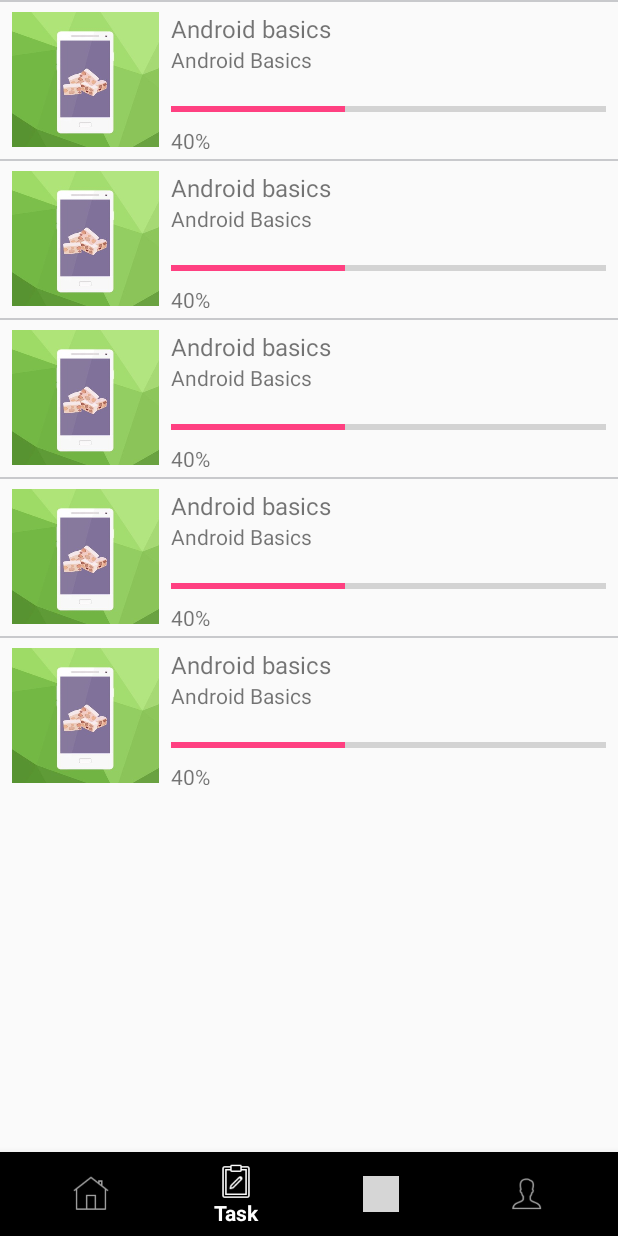
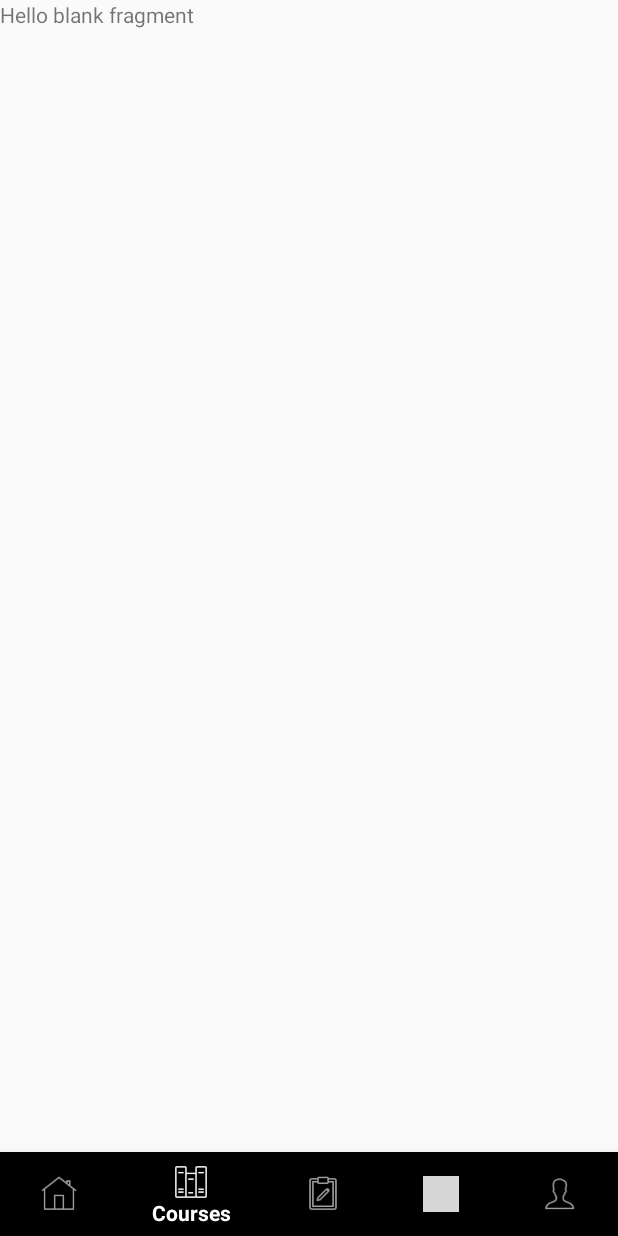
Before and after one commit to BoonJunTan/is3261, an Android app: the screen it shows after launch (MainActivity), item 2 of the bottom bar chosen, on a phone screen of 412 x 824 dp. Run offline under Robolectric (Android 15) with nearby library versions, the phone set to English and light mode, and no system bars; our stand-ins replace EventBus; libraries missing offline, so code that uses them is left out: com.ramotion.garlandview; 5 statements that could not run were skipped; grey boxes are pictures that could not be loaded.

Commit message:
Added courses nav

```diff
--- /dev/null
+++ b/app/src/main/java/com/tanboonjun/oneandroid/CourseFragment.java
@@ -0,0 +1,29 @@
+package com.tanboonjun.oneandroid;
+
+
+import android.os.Bundle;
+import android.app.Fragment;
+import android.view.LayoutInflater;
+import android.view.View;
+import android.view.ViewGroup;
+
+
+/**
+ * A simple {@link Fragment} subclass.
+ */
+public class CourseFragment extends Fragment {
+
+
+    public CourseFragment() {
+        // Required empty public constructor
+    }
+
+
+    @Override
+    public View onCreateView(LayoutInflater inflater, ViewGroup container,
+                             Bundle savedInstanceState) {
+        // Inflate the layout for this fragment
+        return inflater.inflate(R.layout.fragment_courses, container, false);
+    }
+
+}
--- a/app/src/main/java/com/tanboonjun/oneandroid/HomeItems/Details/DetailsItem.java
+++ b/app/src/main/java/com/tanboonjun/oneandroid/HomeItems/Details/DetailsItem.java
@@ -27,7 +27,7 @@ class DetailsItem extends RecyclerView.ViewHolder {
             public void onClick(View view) {
                 //Toast.makeText(mDetailLayout.getContext(), mHeader.getText(), Toast.LENGTH_SHORT).show();
                 Intent myIntent = new Intent(mDetailLayout.getContext(), TopicActivity.class);
-                myIntent.putExtra("TopicName", mHeader.getText());
+                myIntent.putExtra("TopicTitle", mHeader.getText());
                 mDetailLayout.getContext().startActivity(myIntent);
             }
         });
--- a/app/src/main/java/com/tanboonjun/oneandroid/MainActivity.java
+++ b/app/src/main/java/com/tanboonjun/oneandroid/MainActivity.java
@@ -65,6 +65,9 @@ public class MainActivity extends Activity {
             case R.id.action_home:
                 frag = new HomeFragment();
                 break;
+            case R.id.action_courses:
+                frag = new CourseFragment();
+                break;
             case R.id.action_task:
                 frag = new TaskFragment();
                 break;
--- /dev/null
+++ b/app/src/main/res/layout/fragment_courses.xml
@@ -0,0 +1,13 @@
+<FrameLayout xmlns:android="http://schemas.android.com/apk/res/android"
+    xmlns:tools="http://schemas.android.com/tools"
+    android:layout_width="match_parent"
+    android:layout_height="match_parent"
+    tools:context="com.tanboonjun.oneandroid.CourseFragment">
+
+    <!-- TODO: Update blank fragment layout -->
+    <TextView
+        android:layout_width="match_parent"
+        android:layout_height="match_parent"
+        android:text="@string/hello_blank_fragment" />
+
+</FrameLayout>
--- a/app/src/main/res/layout/fragment_home.xml
+++ b/app/src/main/res/layout/fragment_home.xml
@@ -10,7 +10,8 @@
         android:id="@+id/username_layout"
         android:layout_width="match_parent"
         android:orientation="vertical"
-        android:layout_height="75dp">
+        android:layout_height="75dp"
+        android:layout_marginTop="10dp">
 
         <TextView
             android:layout_width="match_parent"
--- a/app/src/main/res/menu/bottom_navigation.xml
+++ b/app/src/main/res/menu/bottom_navigation.xml
@@ -5,6 +5,11 @@
         android:id="@+id/action_home"
         android:icon="@drawable/home"
         android:title="@string/home_nav" />
+
+    <item
+        android:id="@+id/action_courses"
+        android:icon="@drawable/courses"
+        android:title="@string/courses_nav" />
 
     <item
         android:id="@+id/action_task"
--- a/app/src/main/res/values/strings.xml
+++ b/app/src/main/res/values/strings.xml
@@ -3,6 +3,7 @@
 
     <!-- Bottom Nav Bar Name -->
     <string name="home_nav">Home</string>
+    <string name="courses_nav">Courses</string>
     <string name="task_nav">Task</string>
     <string name="challenge_nav">Leaderboard</string>
     <string name="profile_nav">Profile</string>
@@ -28,11 +29,19 @@
     <string name="details_close">CLOSE</string>
     <string name="details_details">MORE INFO</string>
 
+    <!-- Under Home -> Details -> Topic -->
+    <string name="topic">Topic</string>
+    <string name="preview_button">Preview</string>
+    <string name="add_to_task_button">Add to Task</string>
+
     <!-- Under Task Fragment -->
     <string name="new_task">New</string>
     <string name="ongoing_task">Ongoing</string>
     <string name="completed_task">Completed</string>
     <string name="all_task">All</string>
+
+    <!-- TODO: Remove or change this placeholder text -->
+    <string name="hello_blank_fragment">Hello blank fragment</string>
 
     <!-- Under Leaderboard Fragment -->
 
```
Also changed, not shown: app/src/main/java/com/tanboonjun/oneandroid/HomeItems/Topic/TopicActivity.java (+7 -0 lines), app/src/main/res/layout/activity_topic.xml (+83 -0 lines), app/src/main/res/drawable/courses.png (added).
